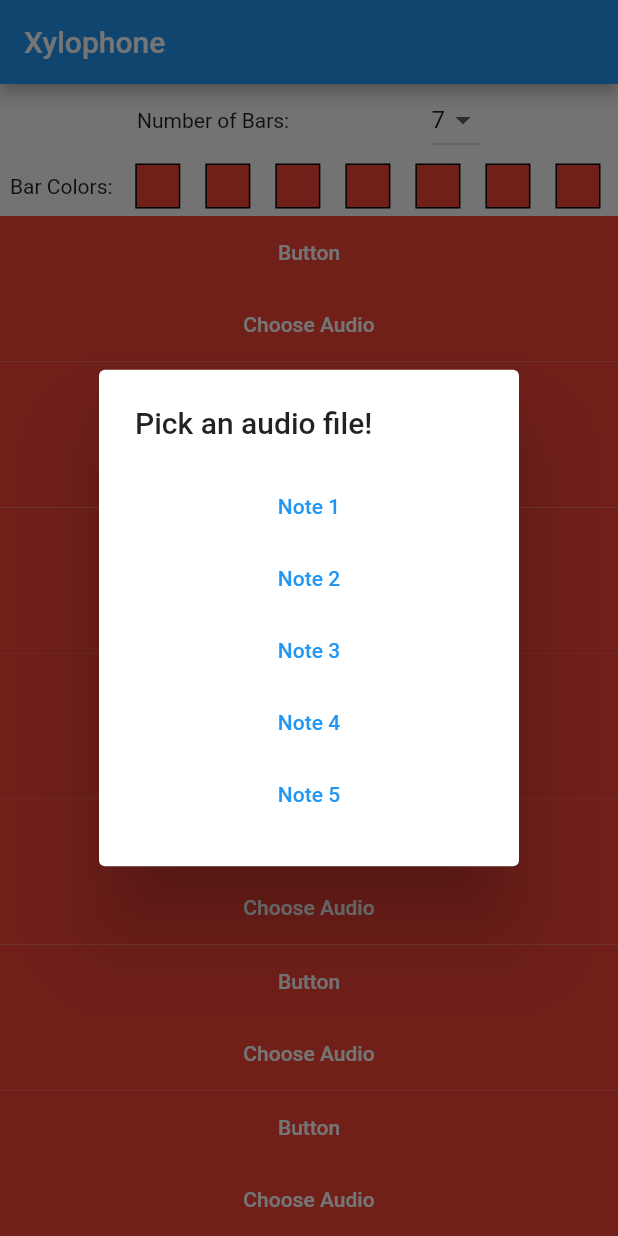
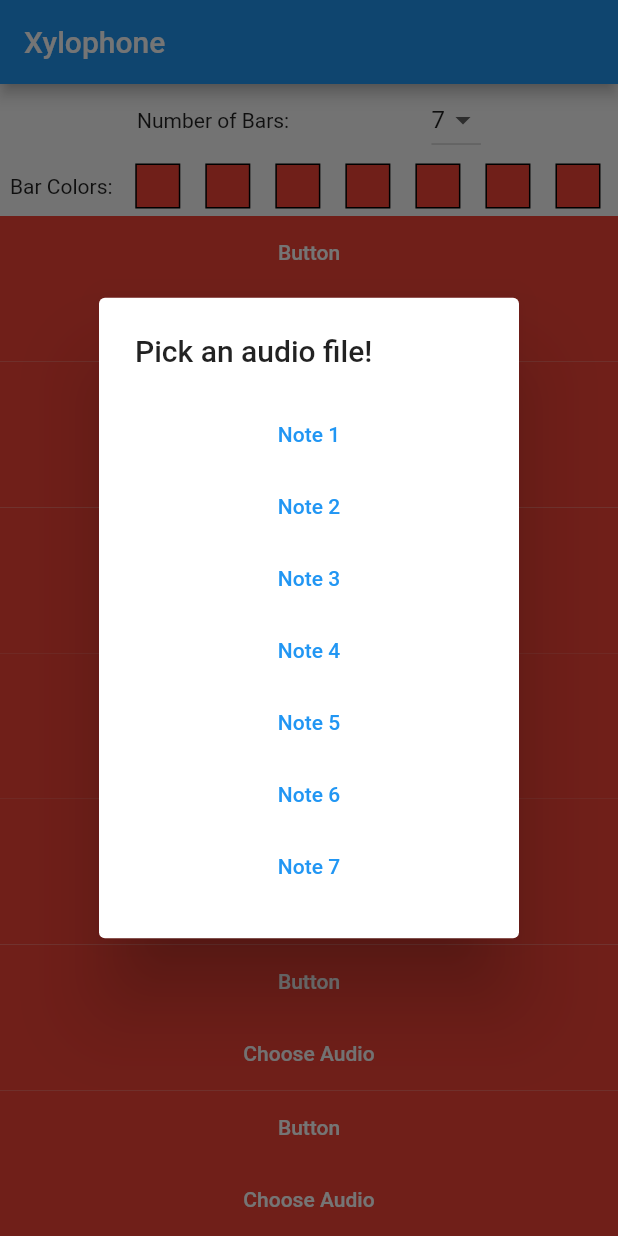
Before and after one commit to ShoaibMukhtar/mad-035, a Flutter app: the screen it shows after launch, after a tap on "Choose Audio", on a phone screen of 412 x 824 dp. Run offline on Flutter 3.47's test engine with Material 2 defaults, Android fonts, the phone set to English and light mode, and no system bars; our stand-ins replace anim_search_bar, assets_audio_player, flutter_colorpicker, font_awesome_flutter; missing offline and left inert: bmi_calculator_2022_updated.

Commit message:
Update main.dart

```diff
--- a/shoaib_xylophone_app/lib/main.dart
+++ b/shoaib_xylophone_app/lib/main.dart
@@ -108,6 +108,18 @@ class _XyloState extends State<Xylo> {
                     _pickAudioFile(sound, 'assets/audio/assets_note5.wav');
                   },
                   child: Text('Note 5'),
+                ),
+                TextButton(
+                  onPressed: () {
+                    _pickAudioFile(sound, 'assets/audio/assets_note6.wav');
+                  },
+                  child: Text('Note 6'),
+                ),
+                TextButton(
+                  onPressed: () {
+                    _pickAudioFile(sound, 'assets/audio/assets_note7.wav');
+                  },
+                  child: Text('Note 7'),
                 ),
                 // Add more audio options as needed
               ],
```
